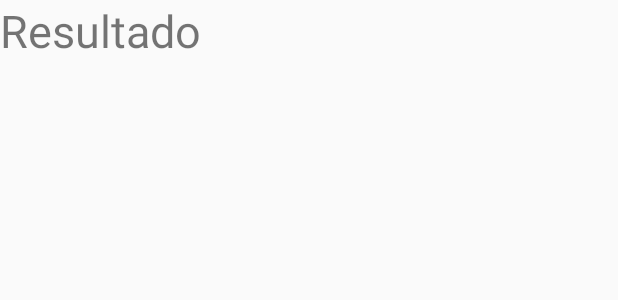
After one commit to Dranthos/WaiterTest, an Android app: the layout tabla_item.xml on its own in the app's theme, with its tools: preview values and no code run, on a phone screen of 412 x 824 dp. The commit adds this screen. Shown: the top 300 px of the screen. Run offline under Robolectric (Android 15) with nearby library versions, the phone set to English and light mode, and no system bars.

Commit message:
Primera iteracion calcular.

```diff
--- a/app/build.gradle
+++ b/app/build.gradle
@@ -27,5 +27,6 @@ dependencies {
     compile 'com.android.support:appcompat-v7:23.4.0'
     compile 'com.android.support:design:23.4.0'
     compile 'com.google.code.gson:gson:2.4'
+    compile 'com.android.support.constraint:constraint-layout:+'
     testCompile 'junit:junit:4.12'
 }
--- a/app/src/main/AndroidManifest.xml
+++ b/app/src/main/AndroidManifest.xml
@@ -18,6 +18,7 @@
                 <category android:name="android.intent.category.LAUNCHER" />
             </intent-filter>
         </activity>
+        <activity android:name=".Tabla"></activity>
     </application>
 
 </manifest>
--- a/app/src/main/java/com/example/migue/waitertest/Waiter.java
+++ b/app/src/main/java/com/example/migue/waitertest/Waiter.java
@@ -3,8 +3,8 @@ package com.example.migue.waitertest;
 public class Waiter {
 
     public String name;
-    public String hours;
-    public String substract;
+    public int hours;
+    public int substract;
 
     public String resultado;
 }
--- /dev/null
+++ b/app/src/main/res/layout/tabla_item.xml
@@ -0,0 +1,12 @@
+<?xml version="1.0" encoding="utf-8"?>
+<LinearLayout xmlns:android="http://schemas.android.com/apk/res/android"
+    android:orientation="vertical" android:layout_width="match_parent"
+    android:layout_height="match_parent">
+
+    <TextView
+        android:id="@+id/Result_Item"
+        android:layout_width="match_parent"
+        android:layout_height="wrap_content"
+        android:text="Resultado"
+        android:textSize="30sp"/>
+</LinearLayout>
```
Also changed, not shown: app/src/main/java/com/example/migue/waitertest/MainActivity.java (+21 -7 lines), app/src/main/java/com/example/migue/waitertest/Tabla.java (added, +33 -0 lines), app/src/main/res/layout/activity_tabla.xml (added, +9 -0 lines).
